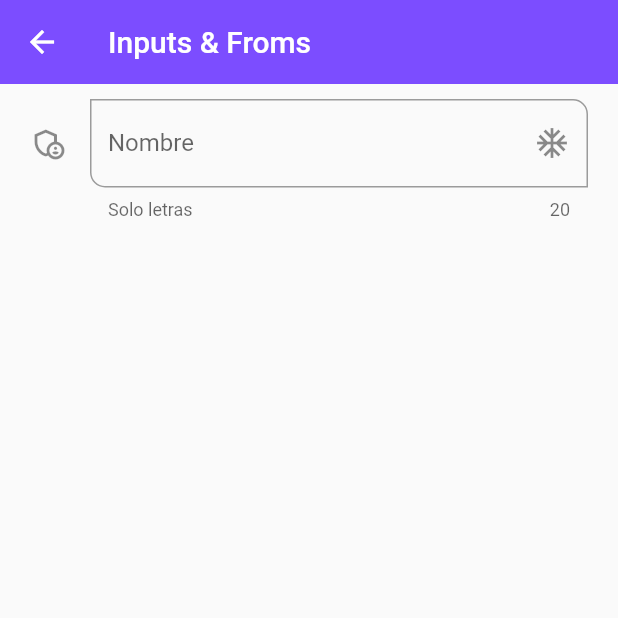
After one commit to johnhaverh/componentsFlutter, a Flutter app: the InputsPage screen opened by its route, on a phone screen of 412 x 824 dp, the top half of it. The commit adds this screen. Run offline on Flutter 3.47's test engine with Material 2 defaults, Android fonts, the phone set to English and light mode, and no system bars.

Commit message:
componentsflutter: pagesdart & app_routes.dart:  update -> unputs_page.dart: create

```diff
--- /dev/null
+++ b/lib/pages/inputs_page.dart
@@ -0,0 +1,53 @@
+import 'package:flutter/material.dart';
+
+class InputsPage extends StatelessWidget {
+
+  const InputsPage({Key key}) : super(key: key);
+
+  @override
+  Widget build(BuildContext context) {
+    return Scaffold(
+      appBar: AppBar(
+        title: Text('Inputs & Froms'),
+      ),
+      body: SingleChildScrollView(
+        child: Padding(
+          padding: EdgeInsets.symmetric(horizontal: 20,vertical: 10),
+          child: Column(
+            children: [
+              TextFormField(
+                autofocus: false,
+                initialValue: '',
+                textCapitalization: TextCapitalization.words,
+                onChanged: (value) {
+                  //print(value);
+                },
+                validator: (value) {
+                  if (value == null ) return 'requerido';
+                      return value.length < 3 ? 'Minimo 3 letras':null;
+                },
+                autovalidateMode: AutovalidateMode.onUserInteraction,
+                decoration: InputDecoration(
+                  hintText: "Texto de ayuda",
+                  labelText: "Nombre",
+                  helperText: "Solo letras",
+                  counterText: "20",
+                  //prefixIcon: Icon(Icons.ac_unit_rounded),
+                  suffixIcon: Icon(Icons.ac_unit),
+                  icon: Icon(Icons.admin_panel_settings_outlined),
+                  border: OutlineInputBorder(
+                    borderRadius: BorderRadius.only(
+                      bottomLeft: Radius.circular(10),
+                      topRight: Radius.circular(10)
+                      )
+                  ),
+
+                ),
+              )
+            ],
+          ),
+        )
+      )
+    );
+  }
+}
--- a/lib/pages/pages.dart
+++ b/lib/pages/pages.dart
@@ -1,3 +1,5 @@
+
+
 
 
 export 'package:componentsflutter/pages/alert_page.dart';
@@ -5,5 +7,6 @@ export 'package:componentsflutter/pages/animated_page.dart';
 export 'package:componentsflutter/pages/avatar_page.dart';
 export 'package:componentsflutter/pages/card_page.dart';
 export 'package:componentsflutter/pages/home_page.dart';
+export 'package:componentsflutter/pages/inputs_page.dart';
 export 'package:componentsflutter/pages/listview1_page.dart';
 export 'package:componentsflutter/pages/listview2_page.dart';
--- a/lib/router/app_routes.dart
+++ b/lib/router/app_routes.dart
@@ -14,6 +14,7 @@ class AppRoutes {
     MenuOptions(route: 'card',      name: 'Cards',              screen: const CardPage(),      iconRoute: Icons.credit_card),
     MenuOptions(route: 'avatar',    name: 'Circle Avatar',      screen: const AvatarPage(),    iconRoute: Icons.supervised_user_circle_outlined),
     MenuOptions(route: 'animated',  name: 'Animated Container', screen: const AnimatedPage(),  iconRoute: Icons.play_circle_filled_outlined),
+    MenuOptions(route: 'inputs',    name: 'Text Inputs',        screen: const InputsPage(),    iconRoute: Icons.input_rounded),
   ];
 
   static Map<String, Widget Function(BuildContext)> getAppRoutes() {
```
